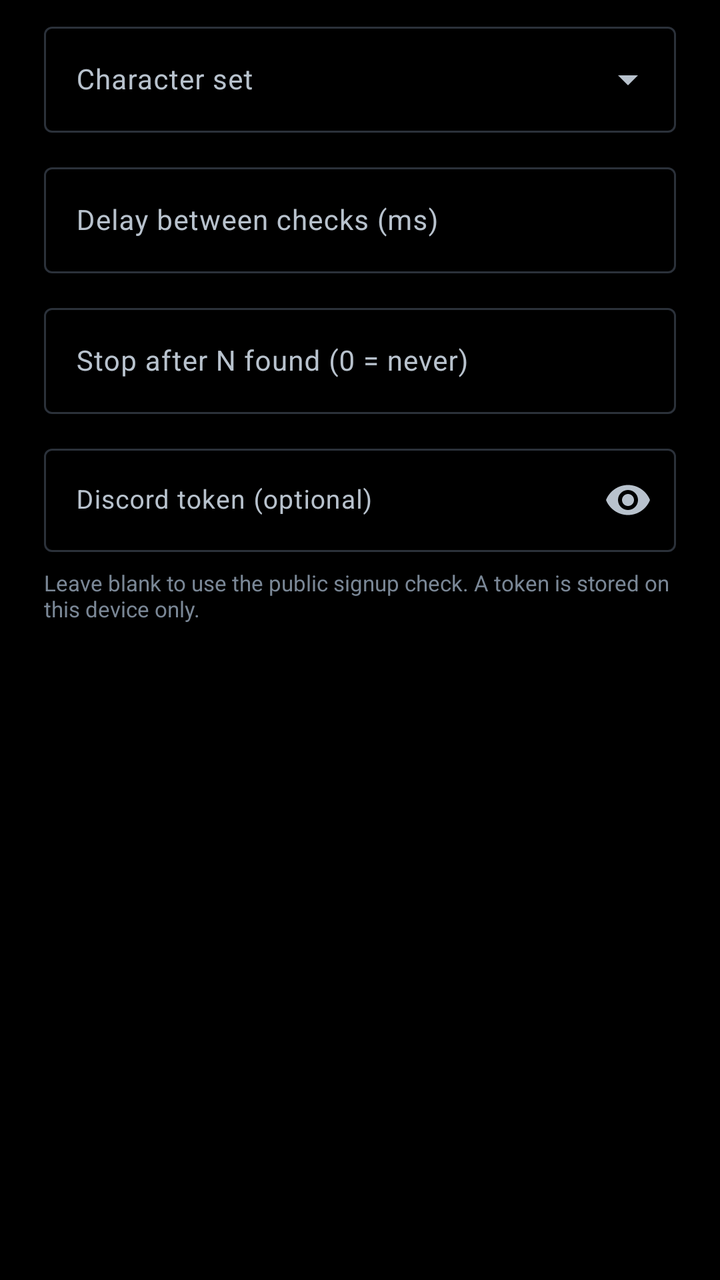
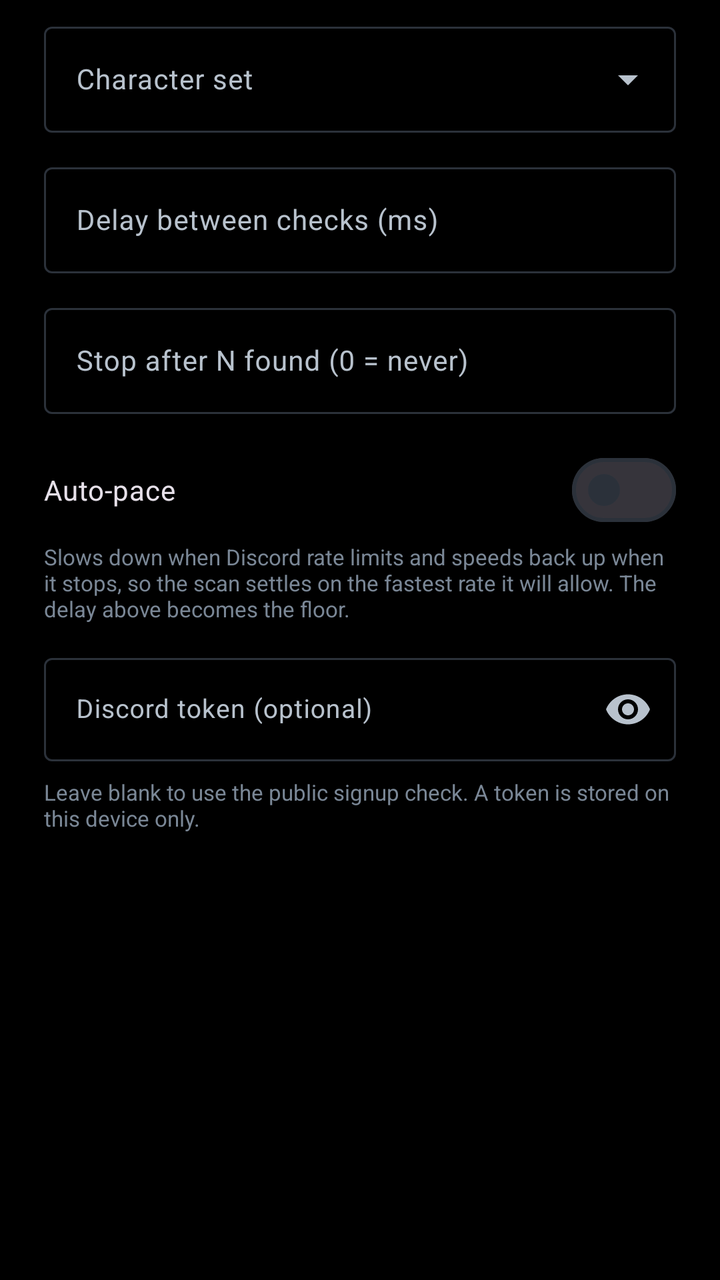

Screens rendered from an Android XML layout before and after an edit, with the pre-edit source and the edit as a unified diff.
<!-- AndroidManifest.xml: application theme Theme.Noctra -->
<!-- res/layout/dialog_settings.xml -->
<?xml version="1.0" encoding="utf-8"?>
<ScrollView xmlns:android="http://schemas.android.com/apk/res/android"
    xmlns:app="http://schemas.android.com/apk/res-auto"
    android:layout_width="match_parent"
    android:layout_height="wrap_content">

    <LinearLayout
        android:layout_width="match_parent"
        android:layout_height="wrap_content"
        android:orientation="vertical"
        android:paddingStart="22dp"
        android:paddingEnd="22dp"
        android:paddingTop="8dp"
        android:paddingBottom="4dp">

        <com.google.android.material.textfield.TextInputLayout
            style="@style/Widget.Material3.TextInputLayout.OutlinedBox.ExposedDropdownMenu"
            android:layout_width="match_parent"
            android:layout_height="wrap_content"
            android:hint="@string/settings_charset">

            <com.google.android.material.textfield.MaterialAutoCompleteTextView
                android:id="@+id/charset"
                android:layout_width="match_parent"
                android:layout_height="wrap_content"
                android:inputType="none"
                android:textSize="14sp" />
        </com.google.android.material.textfield.TextInputLayout>

        <com.google.android.material.textfield.TextInputLayout
            style="@style/Widget.Material3.TextInputLayout.OutlinedBox"
            android:layout_width="match_parent"
            android:layout_height="wrap_content"
            android:layout_marginTop="12dp"
            android:hint="@string/settings_delay">

            <com.google.android.material.textfield.TextInputEditText
                android:id="@+id/delay"
                android:layout_width="match_parent"
                android:layout_height="wrap_content"
                android:inputType="number"
                android:textSize="14sp" />
        </com.google.android.material.textfield.TextInputLayout>

        <com.google.android.material.textfield.TextInputLayout
            style="@style/Widget.Material3.TextInputLayout.OutlinedBox"
            android:layout_width="match_parent"
            android:layout_height="wrap_content"
            android:layout_marginTop="12dp"
            android:hint="@string/settings_stop_after">

            <com.google.android.material.textfield.TextInputEditText
                android:id="@+id/stopAfter"
                android:layout_width="match_parent"
                android:layout_height="wrap_content"
                android:inputType="number"
                android:textSize="14sp" />
        </com.google.android.material.textfield.TextInputLayout>

        <com.google.android.material.textfield.TextInputLayout
            style="@style/Widget.Material3.TextInputLayout.OutlinedBox"
            android:layout_width="match_parent"
            android:layout_height="wrap_content"
            android:layout_marginTop="12dp"
            android:hint="@string/settings_token"
            app:endIconMode="password_toggle">

            <com.google.android.material.textfield.TextInputEditText
                android:id="@+id/token"
                android:layout_width="match_parent"
                android:layout_height="wrap_content"
                android:inputType="textPassword"
                android:textSize="13sp" />
        </com.google.android.material.textfield.TextInputLayout>

        <TextView
            android:layout_width="match_parent"
            android:layout_height="wrap_content"
            android:layout_marginTop="8dp"
            android:textSize="11sp"
            android:textColor="@color/muted"
            android:text="@string/settings_token_help" />
    </LinearLayout>
</ScrollView>
<!-- resources referenced by this layout -->
<resources>
  <color name="muted">#7A8796</color>
  <string name="settings_charset">Character set</string>
  <string name="settings_delay">Delay between checks (ms)</string>
  <string name="settings_stop_after">Stop after N found (0 = never)</string>
  <string name="settings_token">Discord token (optional)</string>
  <string name="settings_token_help">Leave blank to use the public signup check. A token is stored on this device only.</string>
  <style name="Theme.Noctra" parent="Theme.Material3.Dark.NoActionBar">
          <item name="colorPrimary">@color/accent_light</item>
          <item name="colorOnPrimary">@color/amoled</item>
          <item name="colorPrimaryContainer">@color/slate_blue</item>
          <item name="colorOnPrimaryContainer">@color/feather_white</item>
          <item name="colorSecondary">@color/slate_blue</item>
          <item name="colorOnSecondary">@color/feather_white</item>
          <item name="colorSurface">@color/obsidian</item>
          <item name="colorOnSurface">@color/feather_soft</item>
          <item name="colorSurfaceVariant">@color/surface_high</item>
          <item name="colorOnSurfaceVariant">@color/secondary_text</item>
          <item name="colorOutline">@color/border_strong</item>
          <item name="colorOutlineVariant">@color/border_faint</item>
          <item name="android:colorBackground">@color/amoled</item>
          <item name="android:windowBackground">@color/amoled</item>
          <item name="android:statusBarColor">@color/amoled</item>
          <item name="android:navigationBarColor">@color/amoled</item>
          <item name="android:windowLightStatusBar">false</item>
          <item name="android:textColorPrimary">@color/feather_soft</item>
          <item name="android:textColorSecondary">@color/secondary_text</item>
          <item name="materialAlertDialogTheme">@style/Theme.Noctra.Dialog</item>
      </style>
  <color name="accent_light">#D8E8FF</color>
  <color name="amoled">#000000</color>
  <color name="slate_blue">#3C4856</color>
  <color name="feather_white">#FFFFFF</color>
  <color name="obsidian">#0E0F12</color>
  <color name="feather_soft">#F4F6F8</color>
  <color name="surface_high">#15181D</color>
  <color name="secondary_text">#B8C2CD</color>
  <color name="border_strong">#2B313A</color>
  <color name="border_faint">#1B2027</color>
  <style name="Theme.Noctra.Dialog" parent="ThemeOverlay.Material3.MaterialAlertDialog">
          <item name="colorSurface">@color/surface_high</item>
          <item name="colorOnSurface">@color/feather_soft</item>
          <item name="android:textColorPrimary">@color/feather_soft</item>
          <item name="colorPrimary">@color/accent_light</item>
      </style>
</resources>

<!-- the commit's change to res/layout/dialog_settings.xml (unified diff, before → after) -->
@@ -57,6 +57,22 @@
                 android:textSize="14sp" />
         </com.google.android.material.textfield.TextInputLayout>
 
+        <com.google.android.material.materialswitch.MaterialSwitch
+            android:id="@+id/autoPace"
+            android:layout_width="match_parent"
+            android:layout_height="wrap_content"
+            android:layout_marginTop="14dp"
+            android:text="@string/settings_auto_pace"
+            android:textSize="14sp" />
+
+        <TextView
+            android:layout_width="match_parent"
+            android:layout_height="wrap_content"
+            android:layout_marginTop="2dp"
+            android:textSize="11sp"
+            android:textColor="@color/muted"
+            android:text="@string/settings_auto_pace_help" />
+
         <com.google.android.material.textfield.TextInputLayout
             style="@style/Widget.Material3.TextInputLayout.OutlinedBox"
             android:layout_width="match_parent"
<!-- resource entries referenced after the edit -->
@@ -1,6 +1,8 @@
 <!-- resources referenced by this layout -->
 <resources>
   <color name="muted">#7A8796</color>
+  <string name="settings_auto_pace">Auto-pace</string>
+  <string name="settings_auto_pace_help">Slows down when Discord rate limits and speeds back up when it stops, so the scan settles on the fastest rate it will allow. The delay above becomes the floor.</string>
   <string name="settings_charset">Character set</string>
   <string name="settings_delay">Delay between checks (ms)</string>
   <string name="settings_stop_after">Stop after N found (0 = never)</string>
